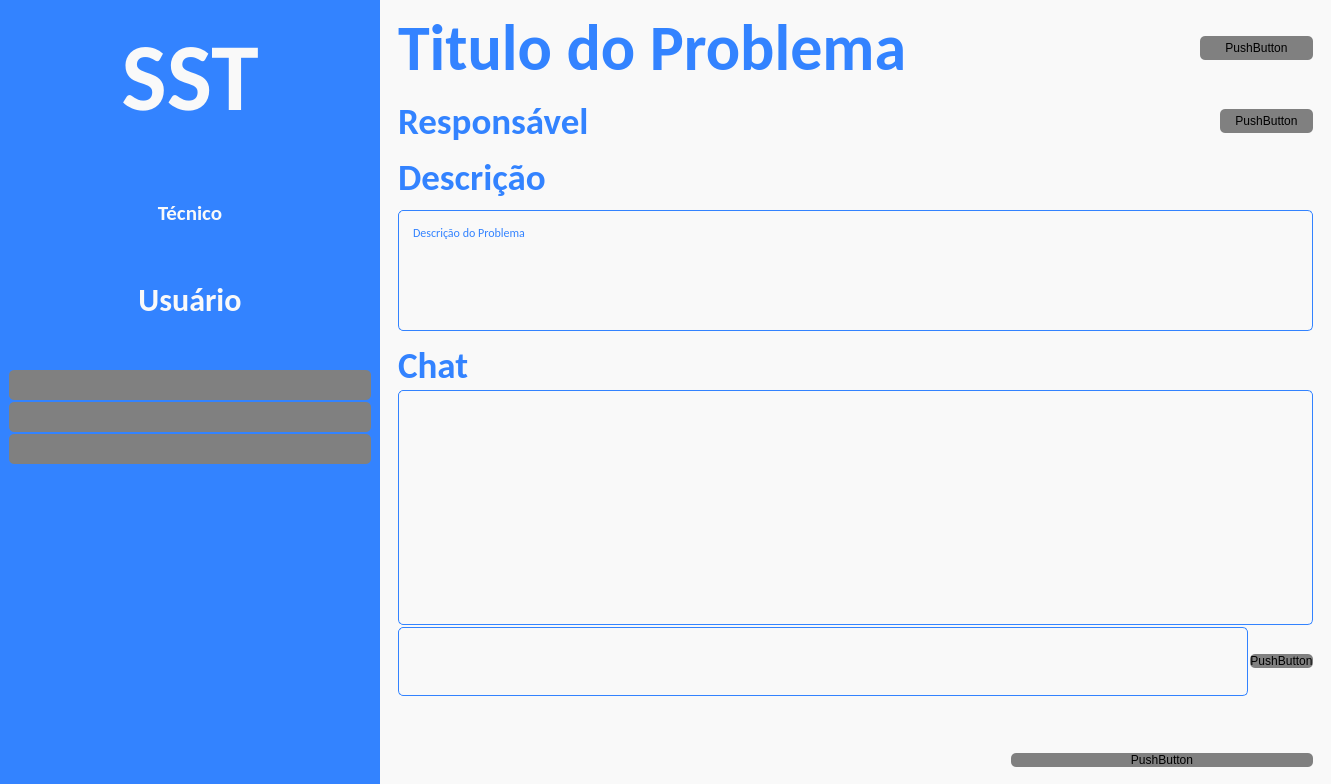
Before: the Qt Designer form technician.ui in alberthydev/sst, drawn with Qt 5.
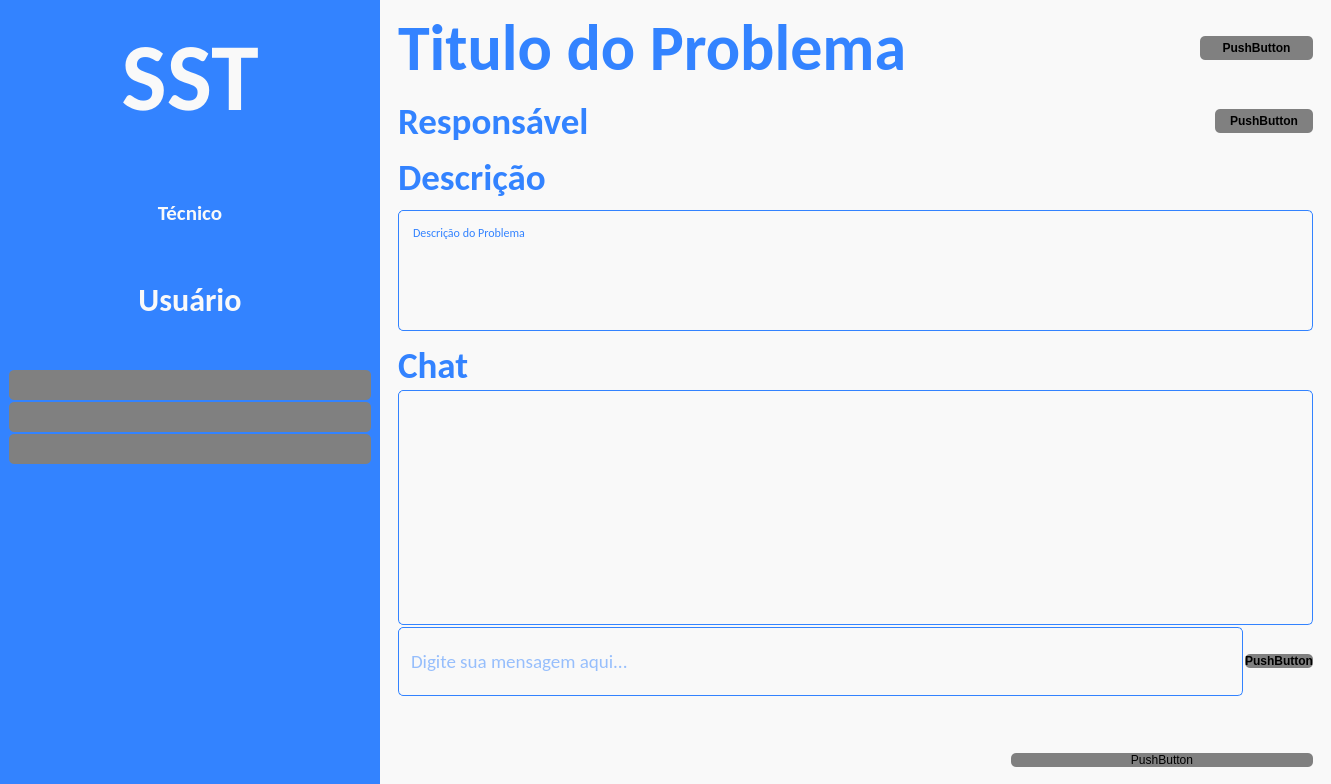
After: the same form once the commit is applied. The open tabs and pages were chosen to show the change. Custom widgets are drawn as their Qt base class.

```diff
--- a/technician.ui
+++ b/technician.ui
@@ -1004,6 +1004,11 @@
             </item>
             <item>
              <widget class="HoverWidget" name="backBtn">
+              <property name="font">
+               <font>
+                <bold>true</bold>
+               </font>
+              </property>
               <property name="styleSheet">
                <string notr="true">background: grey;
 border-radius: 5px;
@@ -1050,6 +1055,11 @@
             </item>
             <item>
              <widget class="HoverWidget" name="editResponBtn">
+              <property name="font">
+               <font>
+                <bold>true</bold>
+               </font>
+              </property>
               <property name="styleSheet">
                <string notr="true">background: grey;
 border-radius: 5px;
@@ -1167,10 +1177,18 @@
 border-radius: 5px;
 border: 1px solid #3383ff;</string>
                 </property>
+                <property name="placeholderText">
+                 <string>Digite sua mensagem aqui...</string>
+                </property>
                </widget>
               </item>
               <item>
                <widget class="HoverWidget" name="addComentBtn">
+                <property name="font">
+                 <font>
+                  <bold>true</bold>
+                 </font>
+                </property>
                 <property name="styleSheet">
                  <string notr="true">background: grey;
 border-radius: 5px;</string>
```
Left out of the diff: 19 changed lines with no effect on the pictures.
